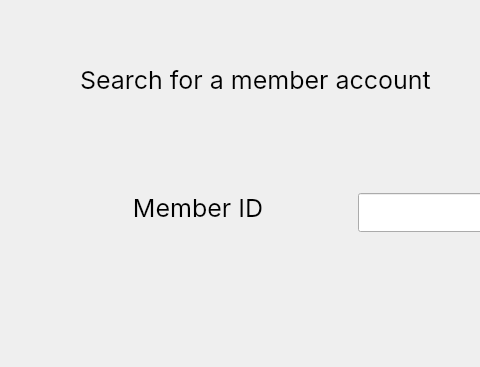
First picture: the form in maintainusers.ui, repository LanaYoobee/LIS, before the edit; both pictures show x 0 to 480 and y 0 to 367 of the 1056 by 724 pixel window.
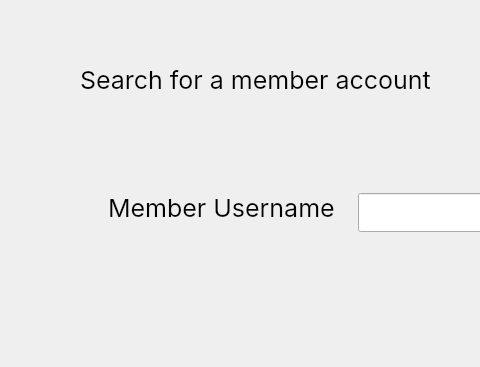
Second picture: the form after the edit. Icons and pictures are not drawn.

```diff
--- a/maintainusers.ui
+++ b/maintainusers.ui
@@ -65,9 +65,9 @@
   <widget class="QLabel" name="memberIDLabel">
    <property name="geometry">
     <rect>
-     <x>128</x>
+     <x>108</x>
      <y>193</y>
-     <width>140</width>
+     <width>231</width>
      <height>29</height>
     </rect>
    </property>
@@ -78,10 +78,10 @@
     </font>
    </property>
    <property name="text">
-    <string>Member ID</string>
+    <string>Member Username</string>
    </property>
    <property name="alignment">
-    <set>Qt::AlignCenter</set>
+    <set>Qt::AlignLeading|Qt::AlignLeft|Qt::AlignVCenter</set>
    </property>
    <property name="wordWrap">
     <bool>true</bool>
```
